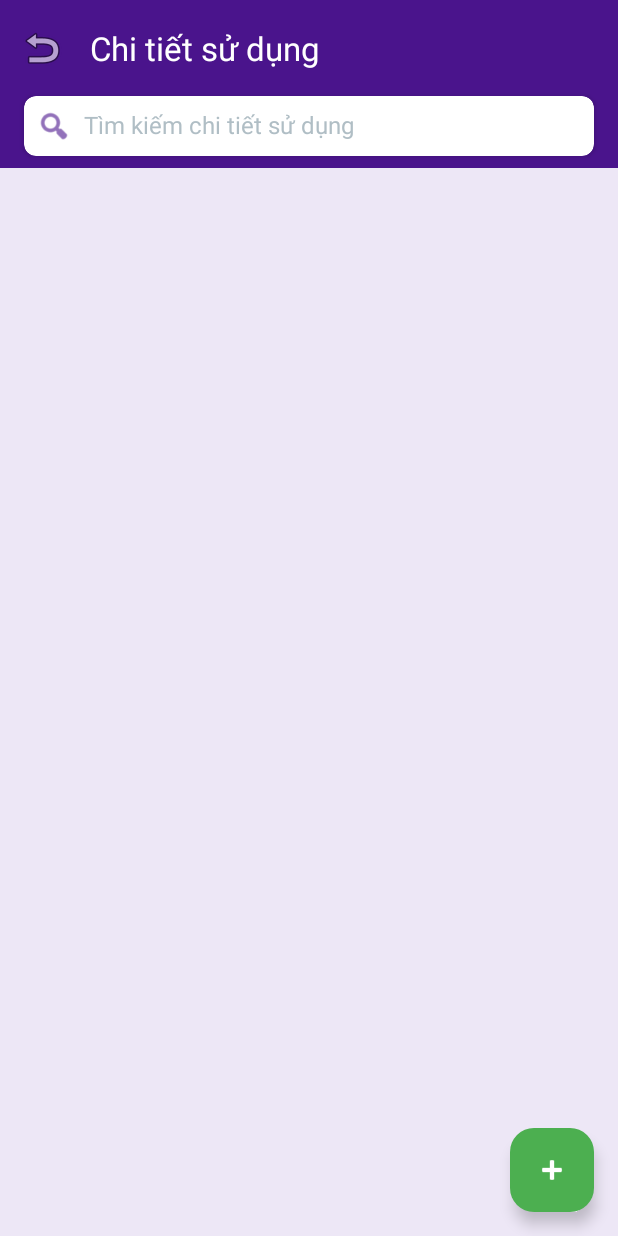
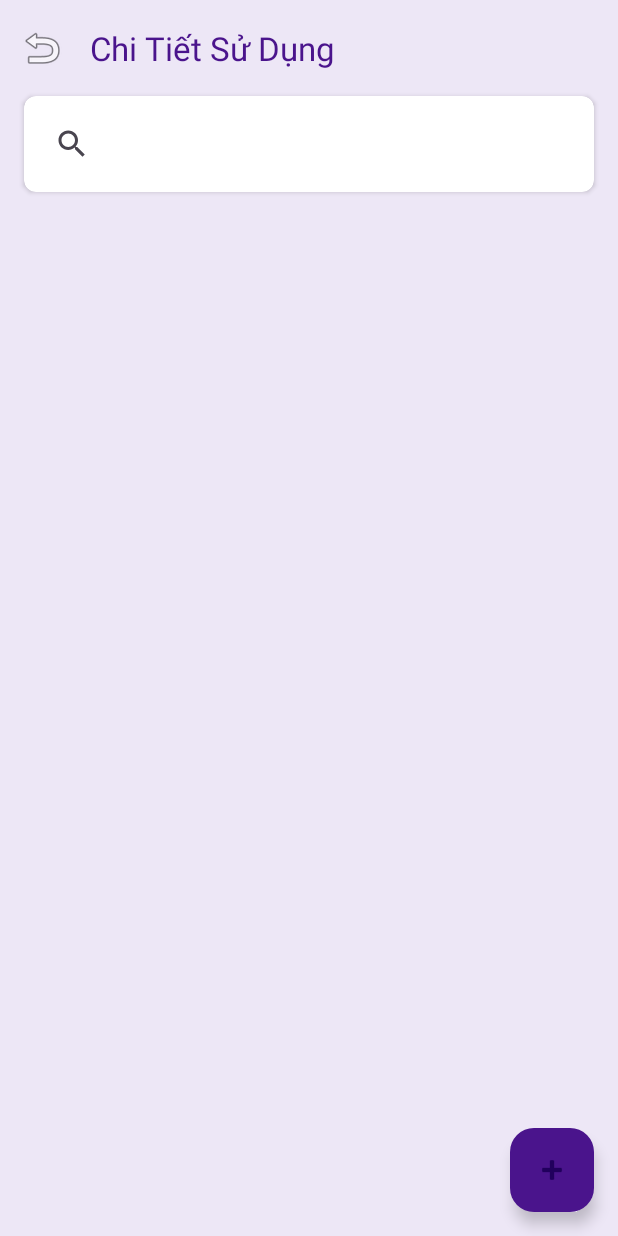
Before and after one commit to Quyennnnnnn/LTMobie, an Android app: the ChiTietSuDungActivity screen opened directly, with no data from a screen before it, on a phone screen of 412 x 824 dp. Run offline under Robolectric (Android 15) with nearby library versions, the phone set to English and light mode, and no system bars; our stand-ins replace Room's generated code.

Commit message:
Update giao dien chuc nang tim kiem cho chi tiet su dung

```diff
--- a/app/src/main/res/layout/activity_chi_tiet_su_dung.xml
+++ b/app/src/main/res/layout/activity_chi_tiet_su_dung.xml
@@ -1,27 +1,26 @@
 <?xml version="1.0" encoding="utf-8"?>
-<androidx.coordinatorlayout.widget.CoordinatorLayout xmlns:android="http://schemas.android.com/apk/res/android"
+<androidx.coordinatorlayout.widget.CoordinatorLayout
+    xmlns:android="http://schemas.android.com/apk/res/android"
     xmlns:app="http://schemas.android.com/apk/res-auto"
     android:layout_width="match_parent"
     android:layout_height="match_parent"
     android:background="#EDE7F6">
 
-    <!-- Thanh tiêu đề -->
     <com.google.android.material.appbar.AppBarLayout
         android:layout_width="match_parent"
         android:layout_height="wrap_content"
-        android:background="#4A148C"
-        app:elevation="4dp">
+        android:background="@android:color/transparent"
+        app:elevation="0dp">
 
         <androidx.appcompat.widget.Toolbar
             android:id="@+id/toolbarCTSD"
             android:layout_width="match_parent"
             android:layout_height="?attr/actionBarSize"
-            app:title="Chi tiết sử dụng"
-            app:titleTextColor="@android:color/white"
+            android:background="@android:color/transparent"
             app:navigationIcon="@android:drawable/ic_menu_revert"
-            app:navigationIconTint="@android:color/white" />
+            app:title="Chi Tiết Sử Dụng"
+            app:titleTextColor="#4A148C" />
 
-        <!-- Thanh tìm kiếm -->
         <androidx.cardview.widget.CardView
             android:layout_width="match_parent"
             android:layout_height="wrap_content"
@@ -32,52 +31,29 @@
             app:cardElevation="2dp"
             app:cardBackgroundColor="@android:color/white">
 
-            <LinearLayout
+            <androidx.appcompat.widget.SearchView
+                android:id="@+id/searchViewCTSD"
                 android:layout_width="match_parent"
                 android:layout_height="wrap_content"
-                android:orientation="horizontal"
-                android:padding="8dp">
-
-                <ImageView
-                    android:layout_width="24dp"
-                    android:layout_height="24dp"
-                    android:src="@android:drawable/ic_menu_search"
-                    android:tint="#4A148C"
-                    android:layout_gravity="center_vertical"
-                    android:layout_marginEnd="8dp" />
-
-                <EditText
-                    android:id="@+id/etSearchCTSD"
-                    android:layout_width="0dp"
-                    android:layout_height="wrap_content"
-                    android:layout_weight="1"
-                    android:hint="Tìm kiếm chi tiết sử dụng"
-                    android:background="@android:color/transparent"
-                    android:textColor="#212121"
-                    android:textColorHint="#B0BEC5"
-                    android:textSize="16sp" />
-            </LinearLayout>
+                android:layout_margin="8dp"
+                app:queryHint="Tìm kiếm chi tiết sử dụng..." />
         </androidx.cardview.widget.CardView>
     </com.google.android.material.appbar.AppBarLayout>
 
-    <!-- Danh sách chi tiết sử dụng -->
     <androidx.recyclerview.widget.RecyclerView
         android:id="@+id/rvChiTietSuDung"
         android:layout_width="match_parent"
         android:layout_height="match_parent"
-        app:layout_behavior="@string/appbar_scrolling_view_behavior"
-        android:padding="8dp"
-        android:clipToPadding="false" />
+        app:layout_behavior="@string/appbar_scrolling_view_behavior" />
 
-    <!-- Nút thêm -->
     <com.google.android.material.floatingactionbutton.FloatingActionButton
         android:id="@+id/fabAddCTSD"
         android:layout_width="wrap_content"
         android:layout_height="wrap_content"
-        android:layout_gravity="end|bottom"
+        android:layout_gravity="bottom|end"
         android:layout_margin="16dp"
         android:src="@android:drawable/ic_input_add"
-        app:backgroundTint="#4CAF50"
-        app:fabSize="normal"
-        app:tint="@android:color/white" />
+        android:tint="@android:color/white"
+        app:backgroundTint="#4A148C" />
+
 </androidx.coordinatorlayout.widget.CoordinatorLayout>
```
